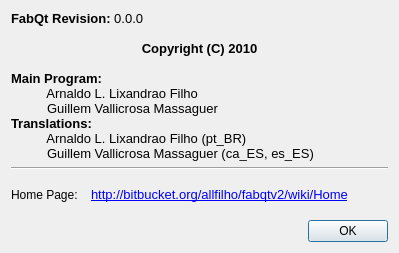
Above: ui/aboutDialog.ui from GVallicrosa/FabQtV2 before the change. Below: the same form after it.
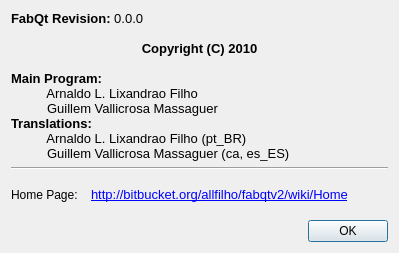
That is the form after the change.

Patch:
```diff
--- a/ui/aboutDialog.ui
+++ b/ui/aboutDialog.ui
@@ -46,7 +46,7 @@
 &lt;p style=&quot; margin-top:0px; margin-bottom:0px; margin-left:0px; margin-right:0px; -qt-block-indent:0; text-indent:0px;&quot;&gt;          Guillem Vallicrosa Massaguer&lt;/p&gt;
 &lt;p style=&quot; margin-top:0px; margin-bottom:0px; margin-left:0px; margin-right:0px; -qt-block-indent:0; text-indent:0px;&quot;&gt;&lt;span style=&quot; font-weight:600;&quot;&gt;Translations:&lt;/span&gt;&lt;/p&gt;
 &lt;p style=&quot; margin-top:0px; margin-bottom:0px; margin-left:0px; margin-right:0px; -qt-block-indent:0; text-indent:0px;&quot;&gt;          Arnaldo L. Lixandrao Filho (pt_BR)&lt;/p&gt;
-&lt;p style=&quot; margin-top:0px; margin-bottom:0px; margin-left:0px; margin-right:0px; -qt-block-indent:0; text-indent:0px;&quot;&gt;          Guillem Vallicrosa Massaguer (ca_ES, es_ES)&lt;/p&gt;&lt;/body&gt;&lt;/html&gt;</string>
+&lt;p style=&quot; margin-top:0px; margin-bottom:0px; margin-left:0px; margin-right:0px; -qt-block-indent:0; text-indent:0px;&quot;&gt;          Guillem Vallicrosa Massaguer (ca, es_ES)&lt;/p&gt;&lt;/body&gt;&lt;/html&gt;</string>
      </property>
     </widget>
    </item>
```
